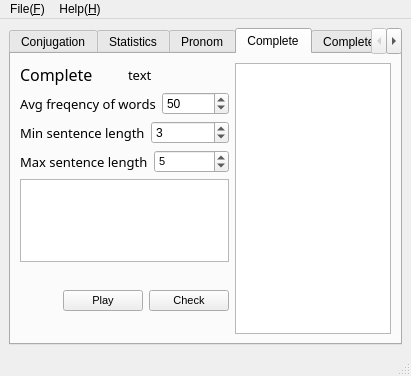
The window that mainwindow.ui (shijie-xu/conj) describes before a commit, drawn with Qt 5.
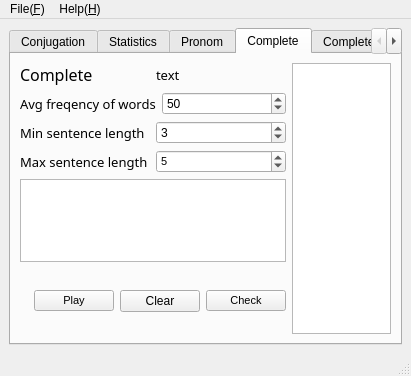
The same window after the commit. The open tabs and pages were chosen to show the change.

What changed in the file:
```diff
--- a/mainwindow.ui
+++ b/mainwindow.ui
@@ -370,6 +370,13 @@
               </property>
              </widget>
             </item>
+            <item>
+             <widget class="QPushButton" name="btn_clear">
+              <property name="text">
+               <string>Clear</string>
+              </property>
+             </widget>
+            </item>
             <item>
              <widget class="QPushButton" name="btn_ok">
               <property name="font">
```
Left out of the diff: 2 changed lines with no effect on the pictures.
